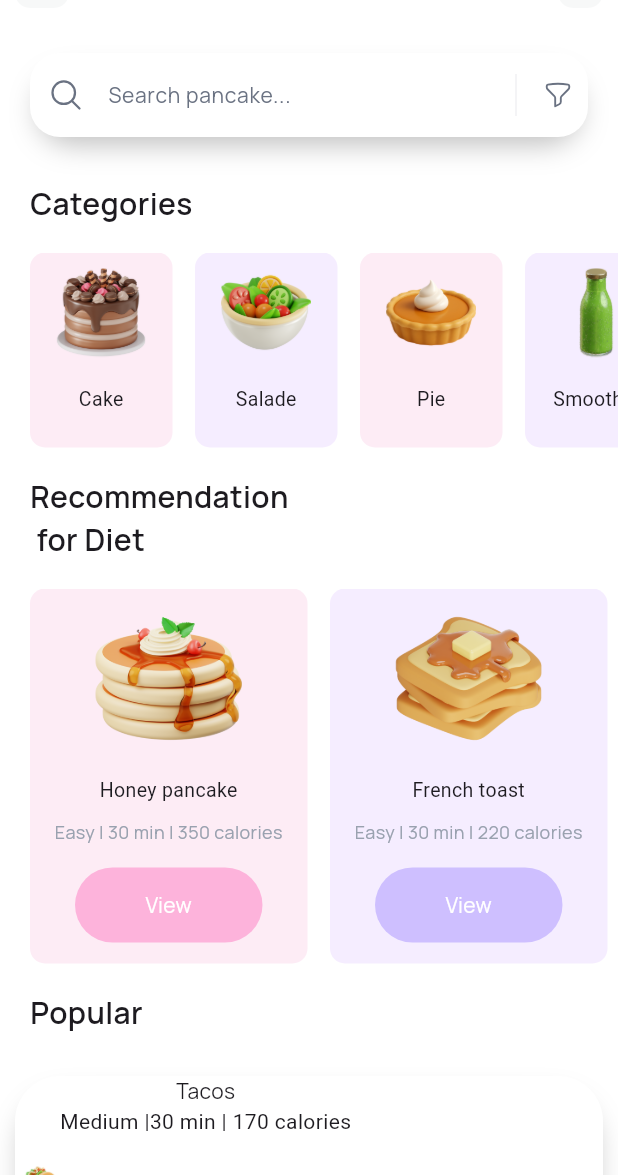
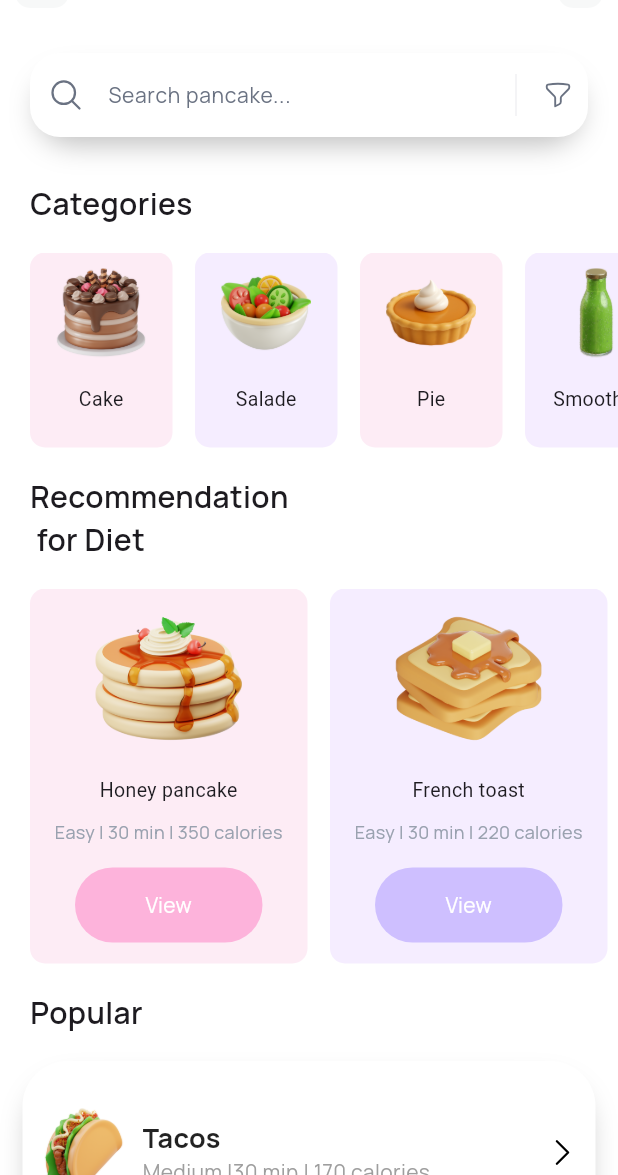
Before and after one commit to 1ynies/breakfast_screen, a Flutter app: the screen it shows after launch, on a phone screen of 412 x 824 dp, the part 61-1236 px from its top. Run offline on Flutter 3.47's test engine with Material 3 defaults, Android fonts, the phone set to English and light mode, and no system bars; our stand-ins replace flutter_svg, google_fonts.

Commit message:
read me v5

```diff
--- a/lib/features/presentation/Widgets/popular_card.dart
+++ b/lib/features/presentation/Widgets/popular_card.dart
@@ -10,12 +10,11 @@ class PopularCard extends StatelessWidget {
   @override
   Widget build(BuildContext context) {
     return SizedBox(
-
-      height: 170,
+      height: 140,
       width: double.infinity,
       child: Container(
-
-        margin: EdgeInsets.all(10),
+        margin: EdgeInsets.only(left: 15 ,right: 15,bottom: 18),
+        padding: EdgeInsets.all(10),
         decoration: BoxDecoration(
           color: Colors.white,
           borderRadius: BorderRadius.circular(30),
@@ -32,13 +31,32 @@ class PopularCard extends StatelessWidget {
           ],
         ),
         child: Row(
-          children: [
-            Image.asset(populars.iconPath, width: 30, height: 30),
-            Column(
-              children: [
-                Text(populars.title, style: GoogleFonts.manrope()),
-                Text(populars.info),
-              ],
+          children: <Widget>[
+            Image.asset(populars.iconPath, width: 60, height: 60),
+            const SizedBox(width: 10),
+            Expanded(
+              child: Column(
+                crossAxisAlignment: CrossAxisAlignment.start,
+                mainAxisSize: MainAxisSize.min,
+                children: [
+                  Text(
+                    populars.title,
+                    style: GoogleFonts.manrope(
+                      textStyle: TextStyle(
+                        fontSize: 18,
+                        fontWeight: FontWeight.bold,
+                        color: Colors.black87,
+                      ),
+                    ),
+                  ),
+                  Text(
+                    populars.info,
+                    style: GoogleFonts.manrope(
+                      textStyle: TextStyle(fontSize: 14, color: Colors.grey),
+                    ),
+                  ),
+                ],
+              ),
             ),
 
             SvgPicture.asset('lib/assets/svg/arrow_right.svg'),
```
Also changed, not shown: 2 other files.
